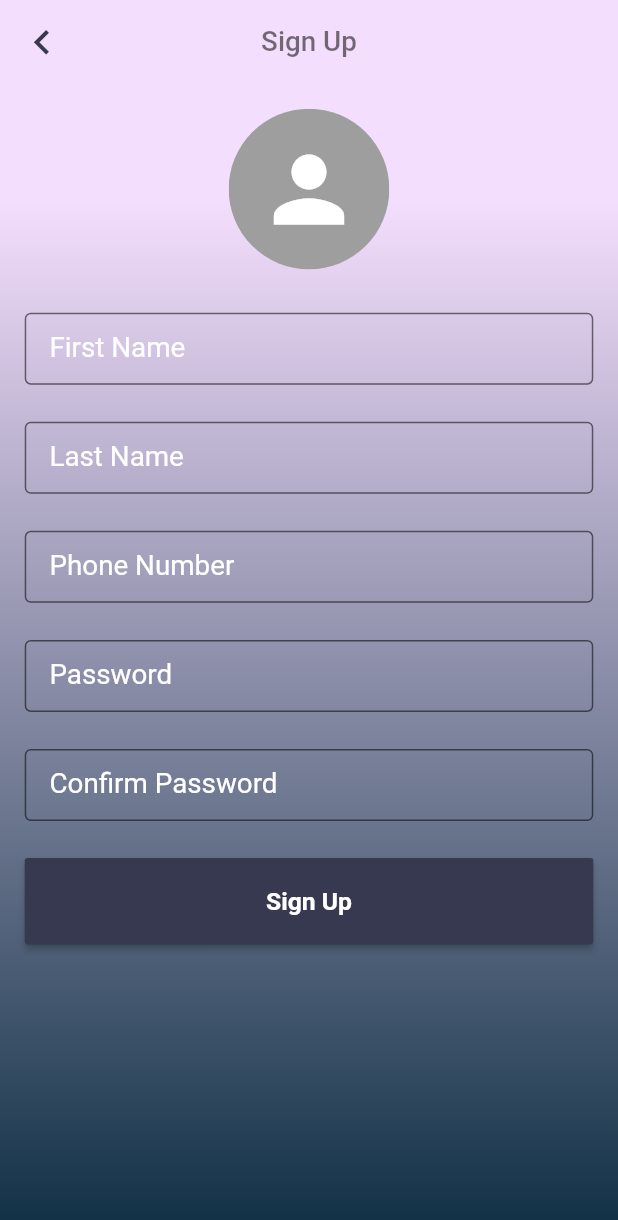
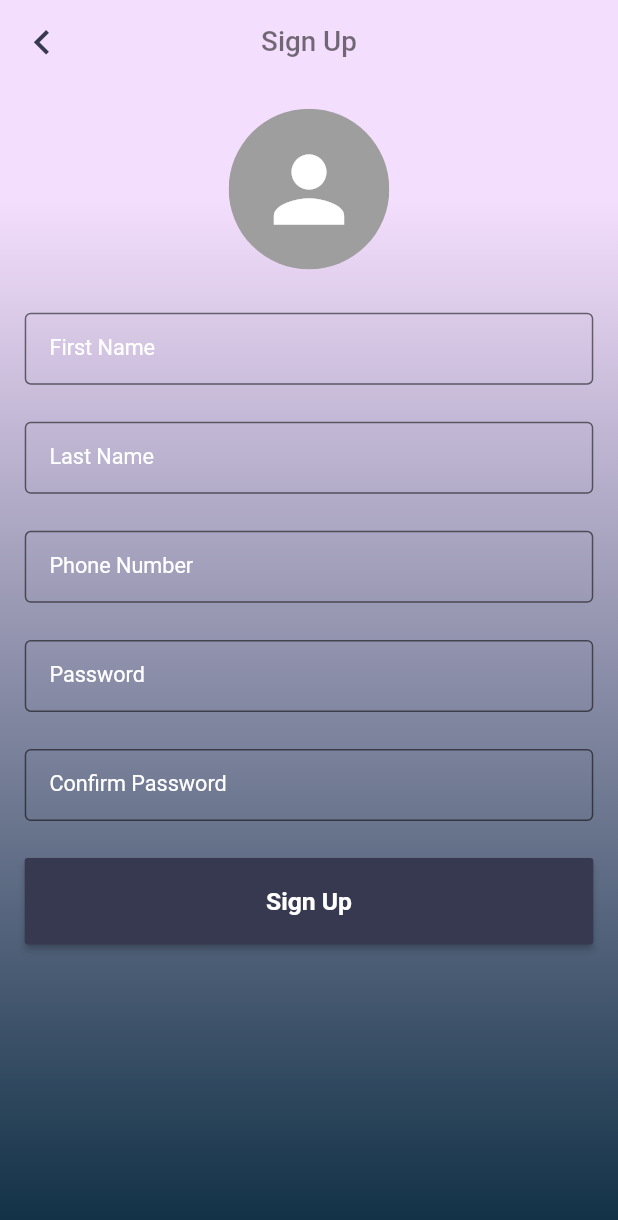
Before and after one commit to ZeraW/flutter_booking_app, a Flutter app: the screen it shows after launch, after a tap on "Client", after a tap on "Login", after a tap on "Create new account", on a phone screen of 412 x 824 dp. Shown: the top 1220 px of the screen. Run offline on Flutter 3.47's test engine with Material 2 defaults, Android fonts, the phone set to English and light mode, and no system bars; our stand-ins replace cloud_firestore, firebase_auth, firebase_core, firebase_storage, image_picker, shared_preferences and 1 more; accounts and stored records are empty.

Commit message:
2nd commit

```diff
--- a/lib/server/auth.dart
+++ b/lib/server/auth.dart
@@ -47,6 +47,7 @@ class AuthService {
 
       User fbUser = result.user;
       newUser.id = fbUser.uid;
+      await DatabaseService().updateUserData(user: newUser);
 
       newUser.logo =await DatabaseService().uploadImageToStorage(userId:fbUser.uid,file: userImage);
 
--- a/lib/ui_screens/choose_login_type.dart
+++ b/lib/ui_screens/choose_login_type.dart
@@ -47,14 +47,14 @@ class ChooseLoginType extends StatelessWidget {
         crossAxisAlignment: CrossAxisAlignment.center,
         children: [
           SizedBox(
-            height: Dimensions.getWidth(14),
+            height: Dimensions.getHeight(6),
           ),
           Center(
               child: ClipRRect(
                   borderRadius: BorderRadius.circular(Dimensions.getWidth(15)),
                   child: Container(
-                    height: Dimensions.getHeight(25),
-                    width: Dimensions.getWidth(90),
+                    height: Dimensions.getHeight(20),
+                    width: Dimensions.getWidth(80),
                     decoration: BoxDecoration(
                       color: Colors.white,
                     ),
@@ -71,9 +71,9 @@ class ChooseLoginType extends StatelessWidget {
                 color: MyColors().btnColor.withOpacity(0.2),
                 borderRadius: BorderRadius.circular(Dimensions.getWidth(7))),
             //margin
-            margin: EdgeInsets.symmetric(horizontal: Dimensions.getWidth(4)),
+            margin: EdgeInsets.symmetric(horizontal: Dimensions.isPortrait() ?Dimensions.getWidth(4):Dimensions.getWidth(80)),
             //height
-            height: Dimensions.getHeight(40),
+
             child: Column(
               mainAxisAlignment: MainAxisAlignment.spaceEvenly,
               children: [
--- a/lib/ui_screens/home.dart
+++ b/lib/ui_screens/home.dart
@@ -73,7 +73,7 @@ class _HomeScreenState extends State<HomeScreen> {
                   fontSize: Dimensions.getWidth(5)),
             )),
         body: snapshot !=null ?Container(
-            width: Dimensions.getHeight(100),
+            width: Dimensions.getWidth(100),
             decoration: BoxDecoration(
               gradient: LinearGradient(
                 colors: [
--- a/lib/ui_screens/login.dart
+++ b/lib/ui_screens/login.dart
@@ -28,9 +28,7 @@ class _LoginScreenState extends State<LoginScreen> {
   Widget build(BuildContext context) {
     return SafeArea(
       child: Scaffold(
-        body: SingleChildScrollView(
-          child: Container(
-            height: Dimensions.getHeight(100),
+        body: Container(
           decoration: BoxDecoration(
             gradient: LinearGradient(
               colors: [
@@ -42,12 +40,11 @@ class _LoginScreenState extends State<LoginScreen> {
               end: Alignment.bottomCenter,
             ),
           ),
-            padding: EdgeInsets.symmetric(horizontal: Dimensions.getWidth(4.0)),
-            child: Column(
-              crossAxisAlignment: CrossAxisAlignment.stretch,
+          padding: EdgeInsets.symmetric(horizontal: Dimensions.isPortrait() ? Dimensions.getWidth(6.0) : Dimensions.getWidth(100.0)),
+          child: ListView(
             children: [
               SizedBox(
-                  height: Dimensions.getHeight(10),
+                height: Dimensions.getHeight(6),
               ),
               Center(
                 child: ClipRRect(
@@ -62,7 +59,7 @@ class _LoginScreenState extends State<LoginScreen> {
                 ),
               ),
               SizedBox(
-                  height: Dimensions.getHeight(7.0),
+                height: Dimensions.getHeight(12.0),
               ),
               TextFormBuilder(
                 controller: _phoneController,
@@ -85,11 +82,11 @@ class _LoginScreenState extends State<LoginScreen> {
               ),
               SizedBox(
                 height: Dimensions.getHeight(7.0),
-                  child: RaisedButton(
+                child: ElevatedButton(
+                  style: ButtonStyle(backgroundColor:MaterialStateColor.resolveWith((states) => Color(0xff373951))),
                   onPressed: () {
                     _login(context);
                   },
-                    color: Color(0xff373951),
                   child: Text(
                     "Login",
                     style: TextStyle(
@@ -117,11 +114,8 @@ class _LoginScreenState extends State<LoginScreen> {
                   ),
                 ),
               ),
-                SizedBox(
-                  height: Dimensions.getHeight(4.0),
-                )
+
             ],
-            ),
           ),
         ),
       ),
--- a/lib/ui_widget/textfield_widget.dart
+++ b/lib/ui_widget/textfield_widget.dart
@@ -35,10 +35,10 @@ class TextFormBuilder extends StatelessWidget {
             obscureText: isPassword != null ? isPassword : false,
             decoration: InputDecoration(
               labelText: '$hint',
-              labelStyle: TextStyle(color: activeBorderColor ??Colors.white, fontSize: Dimensions.getWidth(4.5)),
+              labelStyle: TextStyle(color: activeBorderColor ??Colors.white, fontSize: Dimensions.getWidth(3.5)),
               hintText: "$hint",
               hintStyle: TextStyle(
-                  color: activeBorderColor ??Colors.white, fontSize: Dimensions.getWidth(4.5)),
+                  color: activeBorderColor ??Colors.white, fontSize: Dimensions.getWidth(3.5)),
               contentPadding: new EdgeInsets.symmetric(
                   vertical: Dimensions.getHeight(1.0),
                   horizontal: Dimensions.getWidth(4.0)),
--- a/lib/utils/dimensions.dart
+++ b/lib/utils/dimensions.dart
@@ -12,11 +12,18 @@ class Dimensions {
     _orientation = MediaQuery.of(context).orientation;
   }
   static _getDesirableWidthX(double percent) {
-    return _width * (percent / 100);
+    return _width * (percent / 150);
+  }
+
+  static isPortrait() {
+    return _orientation == Orientation.portrait;
+  }
+  static isLandScape() {
+    return _orientation != Orientation.portrait;
   }
 
   static _getDesirableHeightX(double percent) {
-    return _height * (percent / 100);
+    return _height * (percent / 150);
   }
 
   static getWidth(double percent) {
```
Lines whose indentation alone changed are shown as unchanged.
